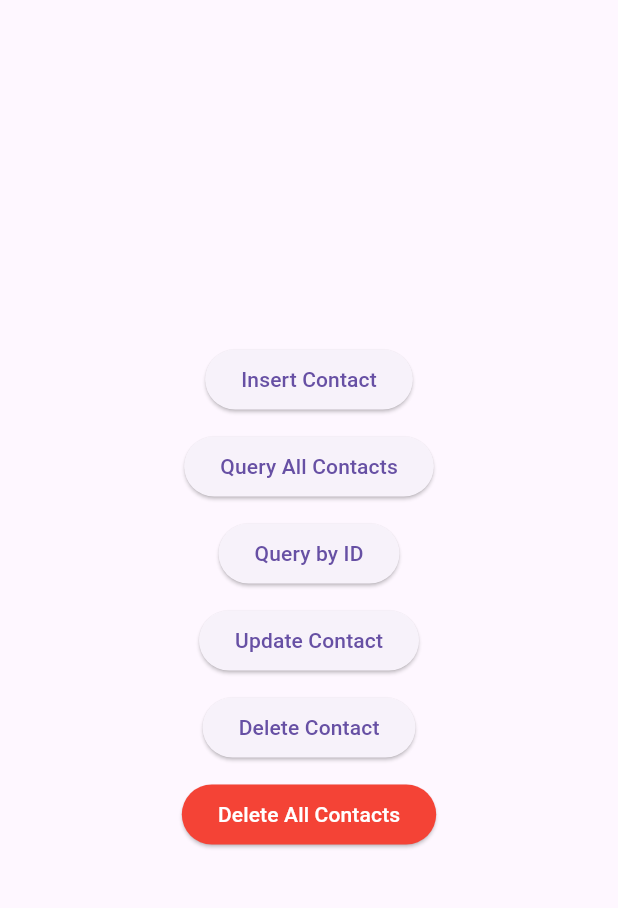
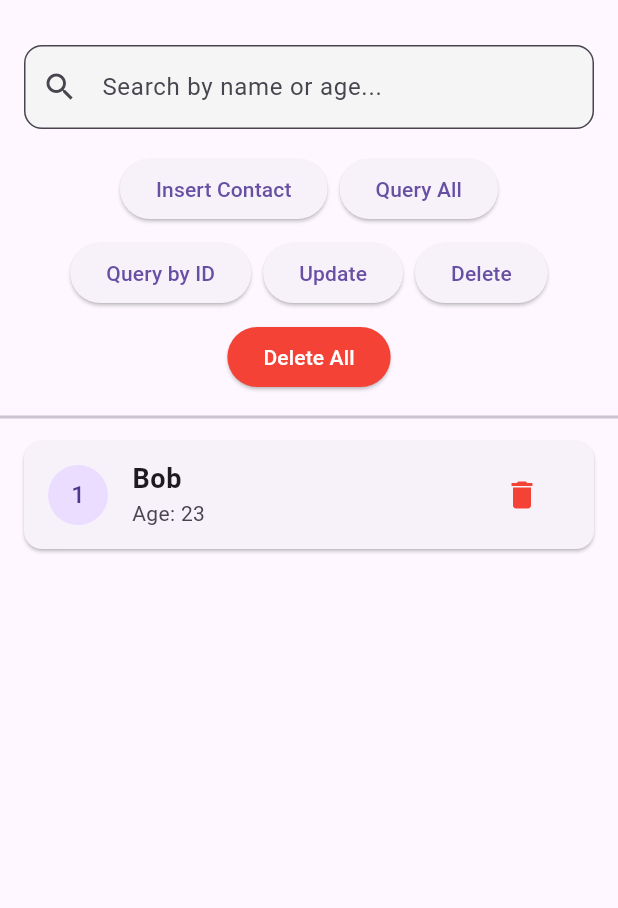
Before and after one commit to jithu2111/contact_list_app_act10, a Flutter app: the screen it shows after launch, after a tap on "Insert Contact", on a phone screen of 412 x 824 dp, the part 63-971 px from its top. Run offline on Flutter 3.47's test engine with Material 3 defaults, Android fonts, the light colour scheme and no system bars; our stand-ins replace sqflite; accounts and stored records are empty.

Commit message:
Implemented proper UI and search feature

```diff
--- a/lib/main.dart
+++ b/lib/main.dart
@@ -42,45 +42,130 @@
       appBar: AppBar(
         title: const Text('Contact List App'),
       ),
-      body: Center(
-        child: Column(
-          mainAxisAlignment: MainAxisAlignment.center,
-          children: <Widget>[
+      body: Column(
+        children: [
+          // Search bar section
+          Padding(
+            padding: const EdgeInsets.all(16.0),
+            child: Consumer<ContactProvider>(
+              builder: (context, provider, child) {
+                return TextField(
+                  onChanged: (value) => provider.searchContacts(value),
+                  decoration: InputDecoration(
+                    hintText: 'Search by name or age...',
+                    prefixIcon: const Icon(Icons.search),
+                    suffixIcon: provider.searchQuery.isNotEmpty
+                        ? IconButton(
+                            icon: const Icon(Icons.clear),
+                            onPressed: () => provider.clearSearch(),
+                          )
+                        : null,
+                    border: OutlineInputBorder(
+                      borderRadius: BorderRadius.circular(12),
+                    ),
+                    filled: true,
+                    fillColor: Colors.grey[100],
+                  ),
+                );
+              },
+            ),
+          ),
+          // Buttons section
+          Padding(
+            padding: const EdgeInsets.symmetric(horizontal: 16.0),
+            child: Wrap(
+              spacing: 8,
+              runSpacing: 8,
+              alignment: WrapAlignment.center,
+              children: [
                 ElevatedButton(
                   onPressed: () => _insert(context),
                   child: const Text('Insert Contact'),
                 ),
-            const SizedBox(height: 10),
                 ElevatedButton(
                   onPressed: () => _query(context),
-              child: const Text('Query All Contacts'),
+                  child: const Text('Query All'),
                 ),
-            const SizedBox(height: 10),
                 ElevatedButton(
                   onPressed: () => _queryById(context),
                   child: const Text('Query by ID'),
                 ),
-            const SizedBox(height: 10),
                 ElevatedButton(
                   onPressed: () => _update(context),
-              child: const Text('Update Contact'),
+                  child: const Text('Update'),
                 ),
-            const SizedBox(height: 10),
                 ElevatedButton(
                   onPressed: () => _delete(context),
-              child: const Text('Delete Contact'),
+                  child: const Text('Delete'),
                 ),
-            const SizedBox(height: 10),
                 ElevatedButton(
                   onPressed: () => _deleteAll(context),
                   style: ElevatedButton.styleFrom(
                     backgroundColor: Colors.red,
                     foregroundColor: Colors.white,
                   ),
-              child: const Text('Delete All Contacts'),
+                  child: const Text('Delete All'),
                 ),
               ],
             ),
+          ),
+          const SizedBox(height: 8),
+          const Divider(thickness: 2),
+          // Contacts list section
+          Expanded(
+            child: Consumer<ContactProvider>(
+              builder: (context, provider, child) {
+                if (provider.isLoading) {
+                  return const Center(
+                    child: CircularProgressIndicator(),
+                  );
+                }
+
+                if (provider.contacts.isEmpty) {
+                  return Center(
+                    child: Text(
+                      provider.searchQuery.isNotEmpty
+                          ? 'No contacts found matching "${provider.searchQuery}"'
+                          : 'No contacts found.\nPress "Insert Contact" to add one.',
+                      textAlign: TextAlign.center,
+                      style: const TextStyle(fontSize: 16, color: Colors.grey),
+                    ),
+                  );
+                }
+
+                return ListView.builder(
+                  itemCount: provider.contacts.length,
+                  itemBuilder: (context, index) {
+                    final contact = provider.contacts[index];
+                    return Card(
+                      margin: const EdgeInsets.symmetric(
+                        horizontal: 16,
+                        vertical: 8,
+                      ),
+                      child: ListTile(
+                        leading: CircleAvatar(
+                          child: Text('${contact.id}'),
+                        ),
+                        title: Text(
+                          contact.name,
+                          style: const TextStyle(
+                            fontWeight: FontWeight.bold,
+                            fontSize: 18,
+                          ),
+                        ),
+                        subtitle: Text('Age: ${contact.age}'),
+                        trailing: IconButton(
+                          icon: const Icon(Icons.delete, color: Colors.red),
+                          onPressed: () => _deleteSpecific(context, contact.id!),
+                        ),
+                      ),
+                    );
+                  },
+                );
+              },
+            ),
+          ),
+        ],
       ),
     );
   }
@@ -127,4 +212,10 @@
     final provider = Provider.of<ContactProvider>(context, listen: false);
     await provider.deleteAllContacts();
   }
+
+  // Delete a specific contact (used by the delete icon on each contact)
+  void _deleteSpecific(BuildContext context, int id) async {
+    final provider = Provider.of<ContactProvider>(context, listen: false);
+    await provider.deleteContact(id);
   }
+}
--- a/lib/providers/contact_provider.dart
+++ b/lib/providers/contact_provider.dart
@@ -8,13 +8,16 @@ import '../services/contact_service.dart';
 class ContactProvider extends ChangeNotifier {
   final ContactService _contactService;
   List<Contact> _contacts = [];
+  List<Contact> _filteredContacts = [];
   bool _isLoading = false;
+  String _searchQuery = '';
 
   ContactProvider(this._contactService);
 
   // Getters
-  List<Contact> get contacts => _contacts;
+  List<Contact> get contacts => _searchQuery.isEmpty ? _contacts : _filteredContacts;
   bool get isLoading => _isLoading;
+  String get searchQuery => _searchQuery;
 
   /// Insert a new contact
   Future<void> insertContact(String name, int age) async {
@@ -150,4 +153,32 @@ class ContactProvider extends ChangeNotifier {
       rethrow;
     }
   }
+
+  /// Search contacts by name or age
+  void searchContacts(String query) {
+    _searchQuery = query.trim();
+
+    if (_searchQuery.isEmpty) {
+      _filteredContacts = [];
+      notifyListeners();
+      return;
+    }
+
+    // Filter contacts by name (case-insensitive) or age
+    _filteredContacts = _contacts.where((contact) {
+      final nameMatch = contact.name.toLowerCase().contains(_searchQuery.toLowerCase());
+      final ageMatch = contact.age.toString().contains(_searchQuery);
+      return nameMatch || ageMatch;
+    }).toList();
+
+    debugPrint('Search query: "$_searchQuery" - Found ${_filteredContacts.length} matches');
+    notifyListeners();
+  }
+
+  /// Clear search query and show all contacts
+  void clearSearch() {
+    _searchQuery = '';
+    _filteredContacts = [];
+    notifyListeners();
+  }
 }
```
Lines whose indentation alone changed are shown as unchanged.
